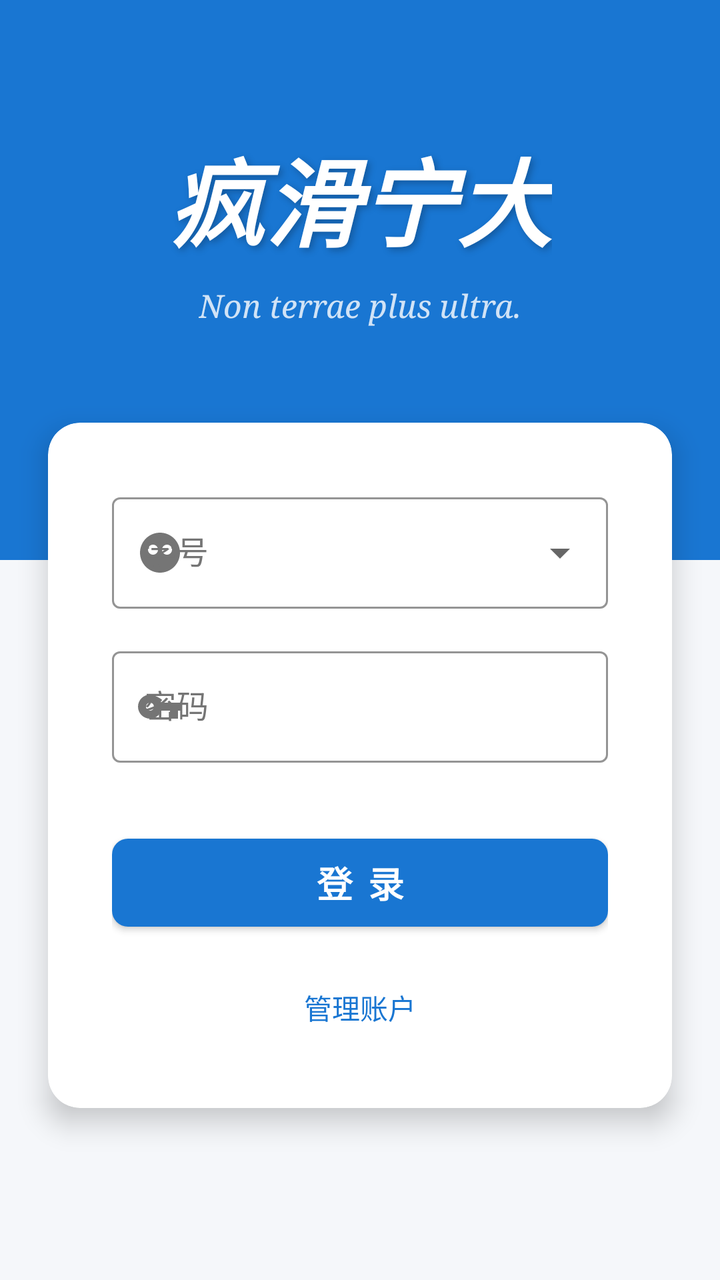
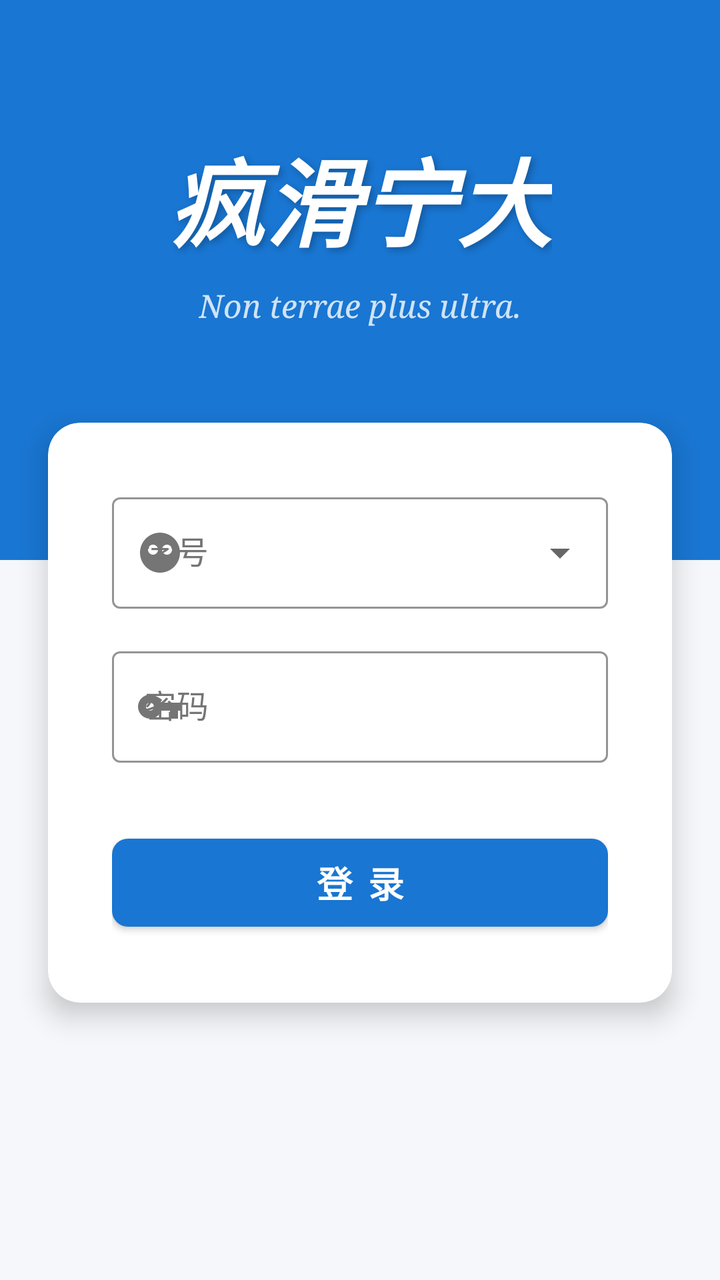

The first picture is an Android layout as it rendered before a commit; the second is the same layout after the commit. The layout source and the unified diff follow.
<!-- AndroidManifest.xml: application theme Theme.Nbu -->
<!-- res/layout/activity_login.xml -->
<?xml version="1.0" encoding="utf-8"?>
<ScrollView xmlns:android="http://schemas.android.com/apk/res/android"
    xmlns:app="http://schemas.android.com/apk/res-auto"
    android:layout_width="match_parent"
    android:layout_height="match_parent"
    android:fillViewport="true"
    android:background="@color/bg_light">

    <androidx.constraintlayout.widget.ConstraintLayout
        android:layout_width="match_parent"
        android:layout_height="wrap_content">

        
        <View
            android:id="@+id/viewHeader"
            android:layout_width="match_parent"
            android:layout_height="280dp"
            android:background="@color/brand_primary"
            app:layout_constraintTop_toTopOf="parent" />

        
        <TextView
            android:id="@+id/tvTitle"
            android:layout_width="wrap_content"
            android:layout_height="wrap_content"
            android:text="疯滑宁大"
            android:textSize="48sp"
            android:textStyle="italic"
            android:fontFamily="sans-serif-black"
            android:textColor="@android:color/white"
            android:shadowColor="#40000000"
            android:shadowDx="4"
            android:shadowDy="4"
            android:shadowRadius="8"
            android:layout_marginTop="64dp"
            app:layout_constraintEnd_toEndOf="parent"
            app:layout_constraintStart_toStartOf="parent"
            app:layout_constraintTop_toTopOf="parent" />

        <TextView
            android:id="@+id/tvSubtitle"
            android:layout_width="wrap_content"
            android:layout_height="wrap_content"
            android:text="Non terrae plus ultra."
            android:textSize="16sp"
            android:textStyle="italic"
            android:fontFamily="serif"
            android:textColor="#CCFFFFFF"
            android:layout_marginTop="8dp"
            app:layout_constraintEnd_toEndOf="parent"
            app:layout_constraintStart_toStartOf="parent"
            app:layout_constraintTop_toBottomOf="@+id/tvTitle" />

        
        <com.google.android.material.card.MaterialCardView
            android:id="@+id/cardLogin"
            android:layout_width="match_parent"
            android:layout_height="wrap_content"
            android:layout_marginHorizontal="24dp"
            android:layout_marginTop="48dp"
            android:layout_marginBottom="32dp"
            app:cardCornerRadius="16dp"
            app:cardElevation="8dp"
            app:cardBackgroundColor="@android:color/white"
            app:layout_constraintTop_toBottomOf="@+id/tvSubtitle"
            app:layout_constraintStart_toStartOf="parent"
            app:layout_constraintEnd_toEndOf="parent"
            app:layout_constraintBottom_toTopOf="@+id/tvVersion"
            app:layout_constraintVertical_bias="0.0">

            <LinearLayout
                android:layout_width="match_parent"
                android:layout_height="wrap_content"
                android:orientation="vertical"
                android:padding="32dp">

                
                <com.google.android.material.textfield.TextInputLayout
                    android:id="@+id/tilUsername"
                    style="@style/Widget.MaterialComponents.TextInputLayout.OutlinedBox.ExposedDropdownMenu"
                    android:layout_width="match_parent"
                    android:layout_height="wrap_content"
                    android:layout_marginBottom="16dp"
                    android:hint="学号"
                    android:textColorHint="@color/text_secondary"
                    app:boxStrokeColor="@color/brand_primary"
                    app:hintTextColor="@color/brand_primary"
                    app:startIconDrawable="@drawable/ic_user_alien"
                    app:startIconTint="@color/text_secondary">

                    <AutoCompleteTextView
                        android:id="@+id/etUsername"
                        android:layout_width="match_parent"
                        android:layout_height="wrap_content"
                        android:inputType="text"
                        android:maxLines="1"
                        android:textColor="@color/text_primary"
                        android:dropDownVerticalOffset="4dp"
                        android:popupBackground="@drawable/bg_popup_menu"
                        android:imeOptions="actionNext" />

                </com.google.android.material.textfield.TextInputLayout>

                
                <com.google.android.material.textfield.TextInputLayout
                    android:id="@+id/tilPassword"
                    style="@style/Widget.MaterialComponents.TextInputLayout.OutlinedBox"
                    android:layout_width="match_parent"
                    android:layout_height="wrap_content"
                    android:hint="密码"
                    android:textColorHint="@color/text_secondary"
                    app:boxStrokeColor="@color/brand_primary"
                    app:hintTextColor="@color/brand_primary"
                    app:startIconDrawable="@drawable/ic_password_key"
                    app:startIconTint="@color/text_secondary"
                    android:layout_marginBottom="8dp">

                    <com.google.android.material.textfield.TextInputEditText
                        android:id="@+id/etPassword"
                        android:layout_width="match_parent"
                        android:layout_height="wrap_content"
                        android:inputType="textPassword"
                        android:maxLines="1"
                        android:textColor="@color/text_primary"
                        android:imeOptions="actionDone" />

                </com.google.android.material.textfield.TextInputLayout>

                
                <com.google.android.material.button.MaterialButton
                    android:id="@+id/btnLogin"
                    android:layout_width="match_parent"
                    android:layout_height="56dp"
                    android:layout_marginTop="24dp"
                    android:text="登 录"
                    android:textSize="18sp"
                    android:textStyle="bold"
                    android:textColor="@android:color/white"
                    app:cornerRadius="8dp"
                    app:backgroundTint="@color/brand_primary" />

                
                <LinearLayout
                    android:layout_width="match_parent"
                    android:layout_height="wrap_content"
                    android:orientation="horizontal"
                    android:gravity="center"
                    android:layout_marginTop="16dp">

                    <TextView
                        android:id="@+id/btnManageUsers"
                        android:layout_width="wrap_content"
                        android:layout_height="wrap_content"
                        android:text="管理账户"
                        android:textColor="@color/brand_primary"
                        android:textSize="14sp"
                        android:padding="8dp"
                        android:background="?attr/selectableItemBackground"/>
                    
                </LinearLayout>

                
                <com.google.android.material.progressindicator.CircularProgressIndicator
                    android:id="@+id/progressBar"
                    android:layout_width="wrap_content"
                    android:layout_height="wrap_content"
                    android:layout_gravity="center_horizontal"
                    android:layout_marginTop="24dp"
                    android:indeterminate="true"
                    android:visibility="gone"
                    app:indicatorColor="@color/brand_primary" />

                
                <TextView
                    android:id="@+id/tvStatus"
                    android:layout_width="wrap_content"
                    android:layout_height="wrap_content"
                    android:layout_gravity="center_horizontal"
                    android:layout_marginTop="16dp"
                    android:textSize="14sp"
                    android:textColor="@color/text_secondary"
                    android:visibility="gone" />

            </LinearLayout>

        </com.google.android.material.card.MaterialCardView>

        
        <TextView
            android:id="@+id/tvVersion"
            android:layout_width="wrap_content"
            android:layout_height="wrap_content"
            android:layout_marginBottom="16dp"
            android:textSize="12sp"
            android:textColor="@color/text_secondary"
            app:layout_constraintStart_toStartOf="parent"
            app:layout_constraintEnd_toEndOf="parent"
            app:layout_constraintBottom_toBottomOf="parent" />

    </androidx.constraintlayout.widget.ConstraintLayout>

</ScrollView>
<!-- resources referenced by this layout -->
<resources>
  <color name="bg_light">#F5F7FA</color>
  <color name="brand_primary">#1976D2</color>
  <color name="text_primary">#1A1A1A</color>
  <color name="text_secondary">#757575</color>
  <!-- drawable bg_popup_menu (drawable) -->
  <?xml version="1.0" encoding="utf-8"?>
  <shape xmlns:android="http://schemas.android.com/apk/res/android">
      <solid android:color="@android:color/white"/>
      <corners android:radius="8dp"/>
      <stroke android:width="1dp" android:color="#E0E0E0"/>
  </shape>
  <!-- drawable ic_password_key (drawable) -->
  <vector xmlns:android="http://schemas.android.com/apk/res/android"
      android:width="24dp"
      android:height="24dp"
      android:viewportWidth="24"
      android:viewportHeight="24"
      android:tint="?attr/colorControlNormal">
    <path
        android:fillColor="@android:color/white"
        android:pathData="M12.65,10C11.83,7.67 9.61,6 7,6c-3.31,0 -6,2.69 -6,6s2.69,6 6,6c2.61,0 4.83,-1.67 5.65,-4H17v4h4v-4h2v-4H12.65zM7,14c-1.1,0 -2,-0.9 -2,-2s0.9,-2 2,-2 2,0.9 2,2 -0.9,2 -2,2z"/>
  </vector>
  <!-- drawable ic_user_alien (drawable) -->
  <vector xmlns:android="http://schemas.android.com/apk/res/android"
      android:width="24dp"
      android:height="24dp"
      android:viewportWidth="24"
      android:viewportHeight="24"
      android:tint="?attr/colorControlNormal">
    <path
        android:fillColor="@android:color/white"
        android:pathData="M12,2C6.48,2 2,6.48 2,12s4.48,10 10,10 10,-4.48 10,-10S17.52,2 12,2zM8.5,8c1.38,0 2.5,1.12 2.5,2.5S9.88,13 8.5,13 6,11.88 6,10.5 7.12,8 8.5,8zM15.5,8c1.38,0 2.5,1.12 2.5,2.5S16.88,13 15.5,13 13,11.88 13,10.5 14.12,8 15.5,8z"/>
  </vector>
  <style name="Theme.Nbu" parent="Theme.MaterialComponents.DayNight.NoActionBar">
          
          <item name="colorPrimary">@color/brand_primary</item>
          <item name="colorPrimaryVariant">@color/brand_primary_dark</item>
          <item name="colorOnPrimary">@color/white</item>
          
          <item name="colorSecondary">@color/brand_accent</item>
          <item name="colorSecondaryVariant">@color/brand_primary</item>
          <item name="colorOnSecondary">@color/white</item>
          
          <item name="android:statusBarColor">@android:color/transparent</item>
          <item name="android:windowLightStatusBar">false</item>
          
          <item name="windowNoTitle">true</item>
          <item name="windowActionBar">false</item>
      </style>
  <color name="brand_primary_dark">#0D47A1</color>
  <color name="white">#FFFFFFFF</color>
  <color name="brand_accent">#42A5F5</color>
</resources>

<!-- the commit's change to res/layout/activity_login.xml (unified diff, before → after) -->
@@ -140,26 +140,6 @@
                     app:backgroundTint="@color/brand_primary" />
 
                 
-                <LinearLayout
-                    android:layout_width="match_parent"
-                    android:layout_height="wrap_content"
-                    android:orientation="horizontal"
-                    android:gravity="center"
-                    android:layout_marginTop="16dp">
-
-                    <TextView
-                        android:id="@+id/btnManageUsers"
-                        android:layout_width="wrap_content"
-                        android:layout_height="wrap_content"
-                        android:text="管理账户"
-                        android:textColor="@color/brand_primary"
-                        android:textSize="14sp"
-                        android:padding="8dp"
-                        android:background="?attr/selectableItemBackground"/>
-                    
-                </LinearLayout>
-
-                
                 <com.google.android.material.progressindicator.CircularProgressIndicator
                     android:id="@+id/progressBar"
                     android:layout_width="wrap_content"
@@ -190,7 +170,7 @@
             android:id="@+id/tvVersion"
             android:layout_width="wrap_content"
             android:layout_height="wrap_content"
-            android:layout_marginBottom="16dp"
+            android:layout_marginBottom="32dp"
             android:textSize="12sp"
             android:textColor="@color/text_secondary"
             app:layout_constraintStart_toStartOf="parent"
